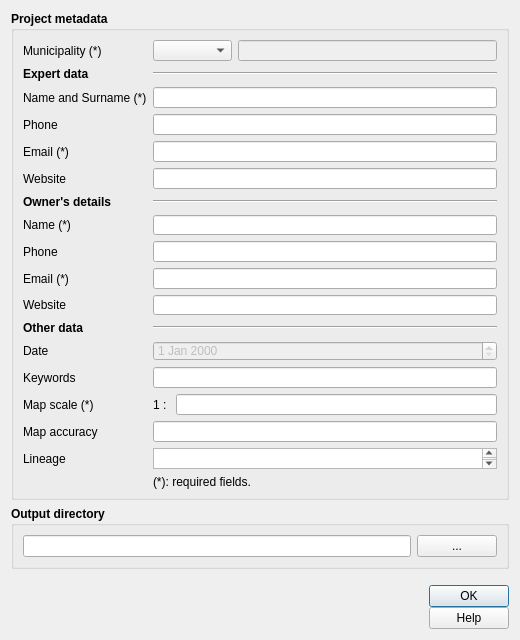
This is tb_nuovo_progetto.ui in CNR-IGAG/mzs-tools as Qt 5 draws it before an edit. The edited form follows.
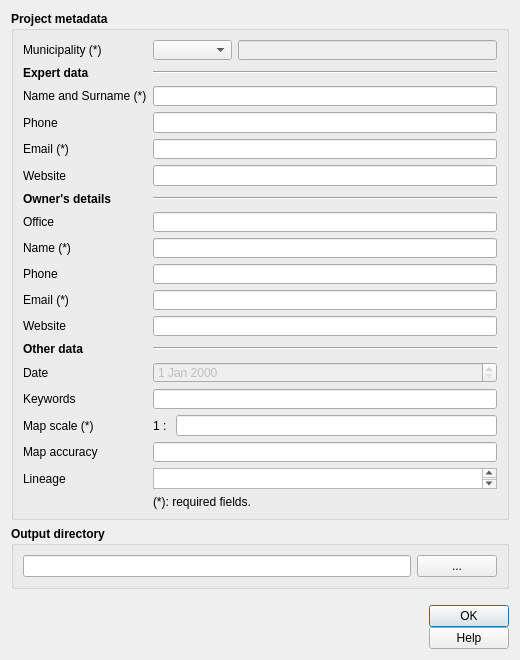
This is the edited form. Icons and pictures are not drawn.

```diff
--- a/tb_nuovo_progetto.ui
+++ b/tb_nuovo_progetto.ui
@@ -7,7 +7,7 @@
     <x>0</x>
     <y>0</y>
     <width>520</width>
-    <height>640</height>
+    <height>660</height>
    </rect>
   </property>
   <property name="sizePolicy">
@@ -19,7 +19,7 @@
   <property name="minimumSize">
    <size>
     <width>520</width>
-    <height>640</height>
+    <height>660</height>
    </size>
   </property>
   <property name="maximumSize">
@@ -50,6 +50,16 @@
       <string>Project metadata</string>
      </property>
      <layout class="QGridLayout" name="gridLayout_2">
+      <item row="17" column="1">
+       <widget class="QLineEdit" name="ufficio"/>
+      </item>
+      <item row="15" column="0">
+       <widget class="QLabel" name="label_16">
+        <property name="text">
+         <string>&lt;b&gt;Owner's details&lt;/b&gt;</string>
+        </property>
+       </widget>
+      </item>
       <item row="3" column="1">
        <widget class="Line" name="line_3">
         <property name="orientation">
@@ -57,7 +67,7 @@
         </property>
        </widget>
       </item>
-      <item row="24" column="1">
+      <item row="26" column="1">
        <spacer name="verticalSpacer_21">
         <property name="orientation">
          <enum>Qt::Vertical</enum>
@@ -70,7 +80,7 @@
         </property>
        </spacer>
       </item>
-      <item row="30" column="1">
+      <item row="32" column="1">
        <spacer name="verticalSpacer_12">
         <property name="orientation">
          <enum>Qt::Vertical</enum>
@@ -83,13 +93,6 @@
         </property>
        </spacer>
       </item>
-      <item row="15" column="0">
-       <widget class="QLabel" name="label_16">
-        <property name="text">
-         <string>&lt;b&gt;Owner's details&lt;/b&gt;</string>
-        </property>
-       </widget>
-      </item>
       <item row="15" column="1">
        <widget class="Line" name="line">
         <property name="orientation">
@@ -97,107 +100,7 @@
         </property>
        </widget>
       </item>
-      <item row="31" column="1">
-       <widget class="QDateEdit" name="data_meta">
-        <property name="enabled">
-         <bool>false</bool>
-        </property>
-        <property name="font">
-         <font>
-          <weight>50</weight>
-          <bold>false</bold>
-         </font>
-        </property>
-        <property name="toolTip">
-         <string/>
-        </property>
-       </widget>
-      </item>
-      <item row="29" column="1">
-       <widget class="Line" name="line_2">
-        <property name="orientation">
-         <enum>Qt::Horizontal</enum>
-        </property>
-       </widget>
-      </item>
-      <item row="31" column="0">
-       <widget class="QLabel" name="label_6">
-        <property name="font">
-         <font>
-          <weight>50</weight>
-          <bold>false</bold>
-         </font>
-        </property>
-        <property name="text">
-         <string>Date</string>
-        </property>
-       </widget>
-      </item>
-      <item row="32" column="1">
-       <spacer name="verticalSpacer_7">
-        <property name="orientation">
-         <enum>Qt::Vertical</enum>
-        </property>
-        <property name="sizeHint" stdset="0">
-         <size>
-          <width>20</width>
-          <height>40</height>
-         </size>
-        </property>
-       </spacer>
-      </item>
-      <item row="16" column="1">
-       <spacer name="verticalSpacer_20">
-        <property name="orientation">
-         <enum>Qt::Vertical</enum>
-        </property>
-        <property name="sizeHint" stdset="0">
-         <size>
-          <width>20</width>
-          <height>40</height>
-         </size>
-        </property>
-       </spacer>
-      </item>
-      <item row="8" column="1">
-       <spacer name="verticalSpacer_5">
-        <property name="orientation">
-         <enum>Qt::Vertical</enum>
-        </property>
-        <property name="sizeHint" stdset="0">
-         <size>
-          <width>20</width>
-          <height>40</height>
-         </size>
-        </property>
-       </spacer>
-      </item>
-      <item row="7" column="0">
-       <widget class="QLabel" name="label_12">
-        <property name="sizePolicy">
-         <sizepolicy hsizetype="Minimum" vsizetype="Preferred">
-          <horstretch>0</horstretch>
-          <verstretch>0</verstretch>
-         </sizepolicy>
-        </property>
-        <property name="minimumSize">
-         <size>
-          <width>45</width>
-          <height>0</height>
-         </size>
-        </property>
-        <property name="font">
-         <font>
-          <weight>50</weight>
-          <bold>false</bold>
-         </font>
-        </property>
-        <property name="text">
-         <string>Phone</string>
-        </property>
-       </widget>
-      </item>
-      <item row="23" column="0">
+      <item row="25" column="0">
        <widget class="QLabel" name="label_7">
         <property name="font">
          <font>
@@ -210,6 +113,96 @@
         </property>
        </widget>
       </item>
+      <item row="5" column="0">
+       <widget class="QLabel" name="label_3">
+        <property name="font">
+         <font>
+          <weight>50</weight>
+          <bold>false</bold>
+         </font>
+        </property>
+        <property name="text">
+         <string>Name and Surname (*)</string>
+        </property>
+       </widget>
+      </item>
+      <item row="1" column="0">
+       <widget class="QLabel" name="label_17">
+        <property name="font">
+         <font>
+          <weight>50</weight>
+          <bold>false</bold>
+         </font>
+        </property>
+        <property name="text">
+         <string>Municipality (*)</string>
+        </property>
+       </widget>
+      </item>
+      <item row="6" column="1">
+       <spacer name="verticalSpacer_4">
+        <property name="orientation">
+         <enum>Qt::Vertical</enum>
+        </property>
+        <property name="sizeHint" stdset="0">
+         <size>
+          <width>20</width>
+          <height>40</height>
+         </size>
+        </property>
+       </spacer>
+      </item>
+      <item row="21" column="0">
+       <widget class="QLabel" name="label_2">
+        <property name="sizePolicy">
+         <sizepolicy hsizetype="Minimum" vsizetype="Preferred">
+          <horstretch>0</horstretch>
+          <verstretch>0</verstretch>
+         </sizepolicy>
+        </property>
+        <property name="minimumSize">
+         <size>
+          <width>45</width>
+          <height>0</height>
+         </size>
+        </property>
+        <property name="font">
+         <font>
+          <weight>50</weight>
+          <bold>false</bold>
+         </font>
+        </property>
+        <property name="text">
+         <string>Phone</string>
+        </property>
+       </widget>
+      </item>
+      <item row="0" column="1">
+       <spacer name="verticalSpacer_17">
+        <property name="orientation">
+         <enum>Qt::Vertical</enum>
+        </property>
+        <property name="sizeHint" stdset="0">
+         <size>
+          <width>20</width>
+          <height>40</height>
+         </size>
+        </property>
+       </spacer>
+      </item>
+      <item row="14" column="1">
+       <spacer name="verticalSpacer_11">
+        <property name="orientation">
+         <enum>Qt::Vertical</enum>
+        </property>
+        <property name="sizeHint" stdset="0">
+         <size>
+          <width>20</width>
+          <height>40</height>
+         </size>
+        </property>
+       </spacer>
+      </item>
       <item row="2" column="1">
        <spacer name="verticalSpacer">
         <property name="orientation">
@@ -223,6 +216,106 @@
         </property>
        </spacer>
       </item>
+      <item row="34" column="1">
+       <spacer name="verticalSpacer_7">
+        <property name="orientation">
+         <enum>Qt::Vertical</enum>
+        </property>
+        <property name="sizeHint" stdset="0">
+         <size>
+          <width>20</width>
+          <height>40</height>
+         </size>
+        </property>
+       </spacer>
+      </item>
+      <item row="11" column="0">
+       <widget class="QLabel" name="label_14">
+        <property name="sizePolicy">
+         <sizepolicy hsizetype="Minimum" vsizetype="Preferred">
+          <horstretch>0</horstretch>
+          <verstretch>0</verstretch>
+         </sizepolicy>
+        </property>
+        <property name="minimumSize">
+         <size>
+          <width>45</width>
+          <height>0</height>
+         </size>
+        </property>
+        <property name="font">
+         <font>
+          <weight>50</weight>
+          <bold>false</bold>
+         </font>
+        </property>
+        <property name="text">
+         <string>Website</string>
+        </property>
+       </widget>
+      </item>
+      <item row="42" column="1">
+       <spacer name="verticalSpacer_14">
+        <property name="orientation">
+         <enum>Qt::Vertical</enum>
+        </property>
+        <property name="sizeHint" stdset="0">
+         <size>
+          <width>20</width>
+          <height>40</height>
+         </size>
+        </property>
+       </spacer>
+      </item>
+      <item row="22" column="1">
+       <spacer name="verticalSpacer_10">
+        <property name="orientation">
+         <enum>Qt::Vertical</enum>
+        </property>
+        <property name="sizeHint" stdset="0">
+         <size>
+          <width>20</width>
+          <height>40</height>
+         </size>
+        </property>
+       </spacer>
+      </item>
+      <item row="19" column="1">
+       <widget class="QLineEdit" name="propretario">
+        <property name="toolTip">
+         <string/>
+        </property>
+       </widget>
+      </item>
+      <item row="18" column="1">
+       <spacer name="verticalSpacer_20">
+        <property name="orientation">
+         <enum>Qt::Vertical</enum>
+        </property>
+        <property name="sizeHint" stdset="0">
+         <size>
+          <width>20</width>
+          <height>40</height>
+         </size>
+        </property>
+       </spacer>
+      </item>
+      <item row="33" column="1">
+       <widget class="QDateEdit" name="data_meta">
+        <property name="enabled">
+         <bool>false</bool>
+        </property>
+        <property name="font">
+         <font>
+          <weight>50</weight>
+          <bold>false</bold>
+         </font>
+        </property>
+        <property name="toolTip">
+         <string/>
+        </property>
+       </widget>
+      </item>
       <item row="5" column="1">
        <widget class="QLineEdit" name="professionista">
         <property name="enabled">
@@ -273,70 +366,13 @@
         </property>
        </widget>
       </item>
-      <item row="11" column="0">
-       <widget class="QLabel" name="label_14">
-        <property name="sizePolicy">
-         <sizepolicy hsizetype="Minimum" vsizetype="Preferred">
-          <horstretch>0</horstretch>
-          <verstretch>0</verstretch>
-         </sizepolicy>
+      <item row="35" column="1">
+       <widget class="QLineEdit" name="keyword">
+        <property name="toolTip">
+         <string/>
         </property>
-        <property name="minimumSize">
-         <size>
-          <width>45</width>
-          <height>0</height>
-         </size>
-        </property>
-        <property name="font">
-         <font>
-          <weight>50</weight>
-          <bold>false</bold>
-         </font>
-        </property>
-        <property name="text">
-         <string>Website</string>
-        </property>
        </widget>
       </item>
-      <item row="1" column="0">
-       <widget class="QLabel" name="label_17">
-        <property name="font">
-         <font>
-          <weight>50</weight>
-          <bold>false</bold>
-         </font>
-        </property>
-        <property name="text">
-         <string>Municipality (*)</string>
-        </property>
-       </widget>
-      </item>
-      <item row="0" column="1">
-       <spacer name="verticalSpacer_17">
-        <property name="orientation">
-         <enum>Qt::Vertical</enum>
-        </property>
-        <property name="sizeHint" stdset="0">
-         <size>
-          <width>20</width>
-          <height>40</height>
-         </size>
-        </property>
-       </spacer>
-      </item>
-      <item row="10" column="1">
-       <spacer name="verticalSpacer_6">
-        <property name="orientation">
-         <enum>Qt::Vertical</enum>
-        </property>
-        <property name="sizeHint" stdset="0">
-         <size>
-          <width>20</width>
-          <height>40</height>
-         </size>
-        </property>
-       </spacer>
-      </item>
       <item row="7" column="1">
        <widget class="QLineEdit" name="tel_prof">
         <property name="toolTip">
@@ -351,6 +387,71 @@
         </property>
        </widget>
       </item>
+      <item row="41" column="1">
+       <widget class="QTextEdit" name="lineage">
+        <property name="toolTip">
+         <string/>
+        </property>
+       </widget>
+      </item>
+      <item row="33" column="0">
+       <widget class="QLabel" name="label_6">
+        <property name="font">
+         <font>
+          <weight>50</weight>
+          <bold>false</bold>
+         </font>
+        </property>
+        <property name="text">
+         <string>Date</string>
+        </property>
+       </widget>
+      </item>
+      <item row="8" column="1">
+       <spacer name="verticalSpacer_5">
+        <property name="orientation">
+         <enum>Qt::Vertical</enum>
+        </property>
+        <property name="sizeHint" stdset="0">
+         <size>
+          <width>20</width>
+          <height>40</height>
+         </size>
+        </property>
+       </spacer>
+      </item>
+      <item row="31" column="1">
+       <widget class="Line" name="line_2">
+        <property name="orientation">
+         <enum>Qt::Horizontal</enum>
+        </property>
+       </widget>
+      </item>
+      <item row="7" column="0">
+       <widget class="QLabel" name="label_12">
+        <property name="sizePolicy">
+         <sizepolicy hsizetype="Minimum" vsizetype="Preferred">
+          <horstretch>0</horstretch>
+          <verstretch>0</verstretch>
+         </sizepolicy>
+        </property>
+        <property name="minimumSize">
+         <size>
+          <width>45</width>
+          <height>0</height>
+         </size>
+        </property>
+        <property name="font">
+         <font>
+          <weight>50</weight>
+          <bold>false</bold>
+         </font>
+        </property>
+        <property name="text">
+         <string>Phone</string>
+        </property>
+       </widget>
+      </item>
       <item row="9" column="0">
        <widget class="QLabel" name="label_13">
         <property name="sizePolicy">
@@ -376,8 +477,8 @@
         </property>
        </widget>
       </item>
-      <item row="20" column="1">
-       <spacer name="verticalSpacer_10">
+      <item row="10" column="1">
+       <spacer name="verticalSpacer_6">
         <property name="orientation">
          <enum>Qt::Vertical</enum>
         </property>
@@ -389,46 +490,7 @@
         </property>
        </spacer>
       </item>
-      <item row="5" column="0">
-       <widget class="QLabel" name="label_3">
-        <property name="font">
-         <font>
-          <weight>50</weight>
-          <bold>false</bold>
-         </font>
-        </property>
-        <property name="text">
-         <string>Name and Surname (*)</string>
-        </property>
-       </widget>
-      </item>
-      <item row="6" column="1">
-       <spacer name="verticalSpacer_4">
-        <property name="orientation">
-         <enum>Qt::Vertical</enum>
-        </property>
-        <property name="sizeHint" stdset="0">
-         <size>
-          <width>20</width>
-          <height>40</height>
-         </size>
-        </property>
-       </spacer>
-      </item>
-      <item row="14" column="1">
-       <spacer name="verticalSpacer_11">
-        <property name="orientation">
-         <enum>Qt::Vertical</enum>
-        </property>
-        <property name="sizeHint" stdset="0">
-         <size>
-          <width>20</width>
-          <height>40</height>
-         </size>
-        </property>
-       </spacer>
-      </item>
-      <item row="38" column="1">
+      <item row="40" column="1">
        <spacer name="verticalSpacer_13">
         <property name="orientation">
          <enum>Qt::Vertical</enum>
@@ -441,13 +503,6 @@
         </property>
        </spacer>
       </item>
-      <item row="39" column="1">
-       <widget class="QTextEdit" name="lineage">
-        <property name="toolTip">
-         <string/>
-        </property>
-       </widget>
-      </item>
       <item row="11" column="1">
        <widget class="QLineEdit" name="sito_prof">
         <property name="toolTip">
@@ -455,7 +510,7 @@
         </property>
        </widget>
       </item>
-      <item row="33" column="0">
+      <item row="35" column="0">
        <widget class="QLabel" name="label_4">
         <property name="font">
          <font>
@@ -468,20 +523,8 @@
         </property>
        </widget>
       </item>
-      <item row="19" column="0">
-       <widget class="QLabel" name="label_2">
-        <property name="sizePolicy">
-         <sizepolicy hsizetype="Minimum" vsizetype="Preferred">
-          <horstretch>0</horstretch>
-          <verstretch>0</verstretch>
-         </sizepolicy>
-        </property>
-        <property name="minimumSize">
-         <size>
-          <width>45</width>
-          <height>0</height>
-         </size>
-        </property>
+      <item row="43" column="1">
+       <widget class="QLabel" name="label_10">
         <property name="font">
          <font>
           <weight>50</weight>
@@ -489,77 +532,11 @@
          </font>
         </property>
         <property name="text">
-         <string>Phone</string>
-        </property>
-       </widget>
-      </item>
-      <item row="40" column="1">
-       <spacer name="verticalSpacer_14">
-        <property name="orientation">
-         <enum>Qt::Vertical</enum>
-        </property>
-        <property name="sizeHint" stdset="0">
-         <size>
-          <width>20</width>
-          <height>40</height>
-         </size>
-        </property>
-       </spacer>
-      </item>
-      <item row="17" column="1">
-       <widget class="QLineEdit" name="propretario">
-        <property name="toolTip">
-         <string/>
-        </property>
-       </widget>
-      </item>
-      <item row="33" column="1">
-       <widget class="QLineEdit" name="keyword">
-        <property name="toolTip">
-         <string/>
+         <string>(*): required fields.</string>
         </property>
        </widget>
       </item>
       <item row="39" column="0">
-       <widget class="QLabel" name="label_9">
-        <property name="font">
-         <font>
-          <weight>50</weight>
-          <bold>false</bold>
-         </font>
-        </property>
-        <property name="text">
-         <string>Lineage</string>
-        </property>
-       </widget>
-      </item>
-      <item row="18" column="1">
-       <spacer name="verticalSpacer_9">
-        <property name="orientation">
-         <enum>Qt::Vertical</enum>
-        </property>
-        <property name="sizeHint" stdset="0">
-         <size>
-          <width>20</width>
-          <height>40</height>
-         </size>
-        </property>
-       </spacer>
-      </item>
-      <item row="34" column="1">
-       <spacer name="verticalSpacer_3">
-        <property name="orientation">
-         <enum>Qt::Vertical</enum>
-        </property>
-        <property name="sizeHint" stdset="0">
-         <size>
-          <width>20</width>
-          <height>40</height>
-         </size>
-        </property>
-       </spacer>
-      </item>
-      <item row="37" column="0">
        <widget class="QLabel" name="label_8">
         <property name="font">
          <font>
@@ -572,35 +549,8 @@
         </property>
        </widget>
       </item>
-      <item row="27" column="0">
-       <widget class="QLabel" name="label">
-        <property name="font">
-         <font>
-          <weight>50</weight>
-          <bold>false</bold>
-         </font>
-        </property>
-        <property name="text">
-         <string>Website</string>
-        </property>
-       </widget>
-      </item>
-      <item row="19" column="1">
-       <widget class="QLineEdit" name="tel_prop">
-        <property name="toolTip">
-         <string/>
-        </property>
-       </widget>
-      </item>
-      <item row="23" column="1">
-       <widget class="QLineEdit" name="email_prop">
-        <property name="toolTip">
-         <string/>
-        </property>
-       </widget>
-      </item>
-      <item row="36" column="1">
-       <spacer name="verticalSpacer_8">
+      <item row="20" column="1">
+       <spacer name="verticalSpacer_9">
         <property name="orientation">
          <enum>Qt::Vertical</enum>
         </property>
@@ -612,64 +562,6 @@
         </property>
        </spacer>
       </item>
-      <item row="28" column="1">
-       <spacer name="verticalSpacer_2">
-        <property name="orientation">
-         <enum>Qt::Vertical</enum>
-        </property>
-        <property name="sizeHint" stdset="0">
-         <size>
-          <width>20</width>
-          <height>40</height>
-         </size>
-        </property>
-       </spacer>
-      </item>
-      <item row="41" column="1">
-       <widget class="QLabel" name="label_10">
-        <property name="font">
-         <font>
-          <weight>50</weight>
-          <bold>false</bold>
-         </font>
-        </property>
-        <property name="text">
-         <string>(*): required fields.</string>
-        </property>
-       </widget>
-      </item>
-      <item row="27" column="1">
-       <widget class="QLineEdit" name="sito_prop">
-        <property name="toolTip">
-         <string/>
-        </property>
-       </widget>
-      </item>
-      <item row="17" column="0">
-       <widget class="QLabel" name="label_15">
-        <property name="sizePolicy">
-         <sizepolicy hsizetype="Minimum" vsizetype="Preferred">
-          <horstretch>0</horstretch>
-          <verstretch>0</verstretch>
-         </sizepolicy>
-        </property>
-        <property name="minimumSize">
-         <size>
-          <width>45</width>
-          <height>0</height>
-         </size>
-        </property>
-        <property name="font">
-         <font>
-          <weight>50</weight>
-          <bold>false</bold>
-         </font>
-        </property>
-        <property name="text">
-         <string>Name (*)</string>
-        </property>
-       </widget>
-      </item>
       <item row="1" column="1">
        <layout class="QHBoxLayout" name="horizontalLayout_2">
         <item>
@@ -688,15 +580,35 @@
         </item>
        </layout>
       </item>
-      <item row="37" column="1">
+      <item row="21" column="1">
+       <widget class="QLineEdit" name="tel_prop">
+        <property name="toolTip">
+         <string/>
+        </property>
+       </widget>
+      </item>
+      <item row="39" column="1">
        <widget class="QLineEdit" name="accuratezza">
         <property name="toolTip">
          <string/>
         </property>
        </widget>
       </item>
-      <item row="35" column="0">
-       <widget class="QLabel" name="label_5">
+      <item row="38" column="1">
+       <spacer name="verticalSpacer_8">
+        <property name="orientation">
+         <enum>Qt::Vertical</enum>
+        </property>
+        <property name="sizeHint" stdset="0">
+         <size>
+          <width>20</width>
+          <height>40</height>
+         </size>
+        </property>
+       </spacer>
+      </item>
+      <item row="41" column="0">
+       <widget class="QLabel" name="label_9">
         <property name="font">
          <font>
           <weight>50</weight>
@@ -704,11 +616,44 @@
          </font>
         </property>
         <property name="text">
-         <string>Map scale (*)</string>
+         <string>Lineage</string>
         </property>
        </widget>
       </item>
-      <item row="35" column="1">
+      <item row="30" column="1">
+       <spacer name="verticalSpacer_2">
+        <property name="orientation">
+         <enum>Qt::Vertical</enum>
+        </property>
+        <property name="sizeHint" stdset="0">
+         <size>
+          <width>20</width>
+          <height>40</height>
+         </size>
+        </property>
+       </spacer>
+      </item>
+      <item row="29" column="1">
+       <widget class="QLineEdit" name="sito_prop">
+        <property name="toolTip">
+         <string/>
+        </property>
+       </widget>
+      </item>
+      <item row="36" column="1">
+       <spacer name="verticalSpacer_3">
+        <property name="orientation">
+         <enum>Qt::Vertical</enum>
+        </property>
+        <property name="sizeHint" stdset="0">
+         <size>
+          <width>20</width>
+          <height>40</height>
+         </size>
+        </property>
+       </spacer>
+      </item>
+      <item row="37" column="1">
        <layout class="QHBoxLayout" name="horizontalLayout_3">
         <item>
          <widget class="QLabel" name="label_11">
@@ -745,6 +690,13 @@
         </property>
        </spacer>
       </item>
+      <item row="25" column="1">
+       <widget class="QLineEdit" name="email_prop">
+        <property name="toolTip">
+         <string/>
+        </property>
+       </widget>
+      </item>
       <item row="3" column="0">
        <widget class="QLabel" name="label_18">
         <property name="text">
@@ -752,13 +704,90 @@
         </property>
        </widget>
       </item>
-      <item row="29" column="0">
+      <item row="37" column="0">
+       <widget class="QLabel" name="label_5">
+        <property name="font">
+         <font>
+          <weight>50</weight>
+          <bold>false</bold>
+         </font>
+        </property>
+        <property name="text">
+         <string>Map scale (*)</string>
+        </property>
+       </widget>
+      </item>
+      <item row="31" column="0">
        <widget class="QLabel" name="label_19">
         <property name="text">
          <string>&lt;b&gt;Other data&lt;/b&gt;</string>
         </property>
        </widget>
       </item>
+      <item row="29" column="0">
+       <widget class="QLabel" name="label">
+        <property name="font">
+         <font>
+          <weight>50</weight>
+          <bold>false</bold>
+         </font>
+        </property>
+        <property name="text">
+         <string>Website</string>
+        </property>
+       </widget>
+      </item>
+      <item row="19" column="0">
+       <widget class="QLabel" name="label_15">
+        <property name="sizePolicy">
+         <sizepolicy hsizetype="Minimum" vsizetype="Preferred">
+          <horstretch>0</horstretch>
+          <verstretch>0</verstretch>
+         </sizepolicy>
+        </property>
+        <property name="minimumSize">
+         <size>
+          <width>45</width>
+          <height>0</height>
+         </size>
+        </property>
+        <property name="font">
+         <font>
+          <weight>50</weight>
+          <bold>false</bold>
+         </font>
+        </property>
+        <property name="text">
+         <string>Name (*)</string>
+        </property>
+       </widget>
+      </item>
+      <item row="16" column="1">
+       <spacer name="verticalSpacer_23">
+        <property name="orientation">
+         <enum>Qt::Vertical</enum>
+        </property>
+        <property name="sizeHint" stdset="0">
+         <size>
+          <width>20</width>
+          <height>40</height>
+         </size>
+        </property>
+       </spacer>
+      </item>
+      <item row="17" column="0">
+       <widget class="QLabel" name="label_20">
+        <property name="font">
+         <font>
+          <weight>50</weight>
+          <bold>false</bold>
+         </font>
+        </property>
+        <property name="text">
+         <string>Office</string>
+        </property>
+       </widget>
+      </item>
      </layout>
     </widget>
    </item>
```
